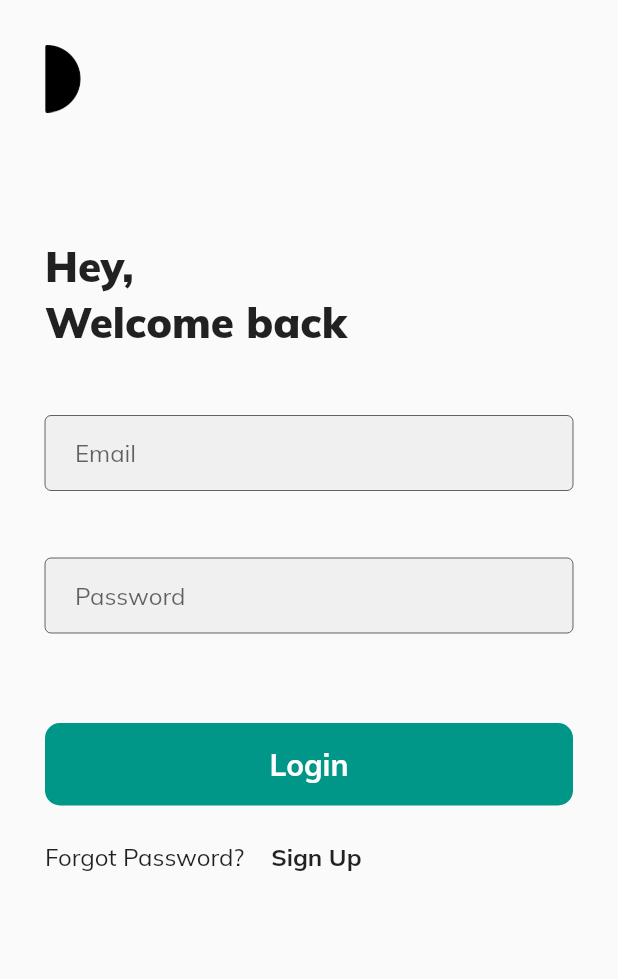
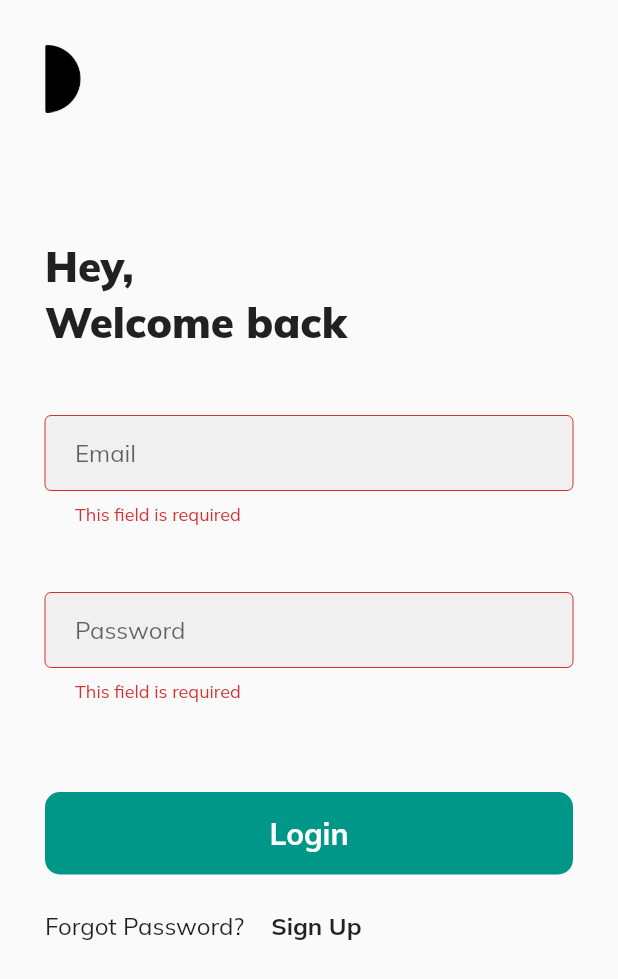
Before and after one commit to Saxxone/breeze_ride, a Flutter app: the screen it shows after launch, after a tap on "Login", on a phone screen of 412 x 824 dp. Shown: the top 979 px of the screen. Run offline on Flutter 3.47's test engine with Material 2 defaults, Android fonts, the phone set to English and light mode, and no system bars; our stand-ins replace barcode_widget, dio, flutter_svg, get; network calls fail.

Commit message:
error handling and validation for login.dart

```diff
--- a/lib/controllers/user_controller.dart
+++ b/lib/controllers/user_controller.dart
@@ -1,15 +1,24 @@
 import 'package:dio/dio.dart';
+import 'package:flutter/material.dart';
 import 'package:get/get.dart' as getx;
+import 'package:get/get_navigation/src/snackbar/snackbar.dart';
 
-
+import '../home.dart';
 
 class UserController extends getx.GetxController {
   Map user = {}.obs;
   var token = "".obs;
   var dio = Dio();
   var isLoading = false.obs;
+  var isError = false.obs;
+  var isValid = false.obs;
+  var errorMessage = "".obs;
 
-  login(data) async {
+  login(data, _formKey) async {
+    isError.value = false;
+    isValid.value = _formKey.currentState!.validate();
+
+    if (isValid.value) {
       isLoading.value = true;
       Response response;
       try {
@@ -19,18 +28,54 @@ class UserController extends getx.GetxController {
           options: Options(
             followRedirects: false,
             validateStatus: (status) {
-            return status! < 500;
+              return status! < 400;
             },
           ),
         );
         isLoading.value = false;
         if (response.statusCode == 201) {
           token.value = response.data['access_token'];
-        // getx.Get.to(() => Home());
+          getx.Get.to(() => Home());
+        }
+      } on DioError catch (e) {
+        isLoading.value = false;
+        isError.value = true;
+        if (e.response != null) {
+          errorMessage.value = e.response?.data['message'];
+          getx.Get.snackbar(
+            "An error occurred",
+              errorMessage.value,
+            backgroundColor: Colors.red,
+            colorText: Colors.white,
+            snackPosition: SnackPosition.BOTTOM,
+            borderRadius: 4,
+            barBlur: 0,
+          );
+
+        } else {
+          getx.Get.snackbar(
+            "An error occurred",
+            e.message,
+            backgroundColor: Colors.red,
+            colorText: Colors.white,
+            snackPosition: SnackPosition.BOTTOM,
+            borderRadius: 4,
+            barBlur: 0,
+          );
         }
       } catch (e) {
         isLoading.value = false;
-      print(e);
+        isError.value = true;
+        getx.Get.snackbar(
+          "An unknown error occurred",
+          'Reload and try again',
+          backgroundColor: Colors.red,
+          colorText: Colors.white,
+          snackPosition: SnackPosition.BOTTOM,
+          borderRadius: 4,
+          barBlur: 0,
+        );
+      }
     }
   }
 
--- a/lib/login.dart
+++ b/lib/login.dart
@@ -10,6 +10,13 @@ class Login extends StatelessWidget {
   final TextEditingController emailController = TextEditingController();
   final TextEditingController passwordController = TextEditingController();
 
+  void showErrorSnackBar(BuildContext context) {
+    const snackBar = SnackBar(
+      content: Text('Yay! A SnackBar!'),
+    );
+    ScaffoldMessenger.of(context).showSnackBar(snackBar);
+  }
+
   @override
   Widget build(BuildContext context) {
     //email field
@@ -18,7 +25,17 @@ class Login extends StatelessWidget {
       autofillHints: const [AutofillHints.email],
       controller: emailController,
       keyboardType: TextInputType.emailAddress,
-      // validator: () {},
+      validator: (value) {
+        if (value == null || value.isEmpty) {
+          return 'This field is required';
+        }
+        if (!RegExp(r'\S+@\S+\.\S\S+').hasMatch(value.toLowerCase())) {
+          return "Please enter a valid email address";
+        }
+
+        // the email is valid
+        return null;
+      },
       onSaved: (value) {
         emailController.text = value!;
       },
@@ -37,7 +54,15 @@ class Login extends StatelessWidget {
       autofillHints: const [AutofillHints.password],
       controller: passwordController,
       obscureText: true,
-      // validator: () {},
+      validator: (value) {
+        if (value == null || value.isEmpty) {
+          return 'This field is required';
+        }
+        if (value.length < 5 || value.isEmpty) {
+          return 'Invalid password';
+        }
+        return null;
+      },
       onSaved: (value) {
         passwordController.text = value!;
       },
@@ -107,25 +132,23 @@ class Login extends StatelessWidget {
                             .size
                             .width,
                         onPressed: () {
-                        print(userController.isLoading.value);
                           userController.login({
                             "email": emailController.text,
                             "password": passwordController.text,
-                        });
+                          }, _formKey);
                         },
-                      child: GetBuilder<UserController>(
-                        builder: (_) {
-                          if (userController.isLoading.value) {
-                            return const SizedBox(
+                        child: Obx(
+                              () =>
+                          userController.isLoading.value
+                              ? const SizedBox(
                             child: CircularProgressIndicator(
                               color: Colors.white,
                               strokeWidth: 3,
                             ),
                             height: 20,
                             width: 20,
-                            );
-                          } else {
-                            return const Text(
+                          )
+                              : const Text(
                             "Login",
                             textAlign: TextAlign.center,
                             style: TextStyle(
@@ -133,12 +156,8 @@ class Login extends StatelessWidget {
                                 fontWeight: FontWeight.bold,
                                 fontSize: 20,
                                 fontFamily: 'Mulish'),
-                            );
-                          }
-                        },
-                      )
                           ),
-                ),
+                        ))),
                 const SizedBox(
                   height: 24,
                 ),
@@ -167,7 +186,7 @@ class Login extends StatelessWidget {
                           ),
                         )),
                   ],
-                )
+                ),
               ],
             ),
           ),
--- a/lib/main.dart
+++ b/lib/main.dart
@@ -19,6 +19,7 @@ class MyApp extends StatelessWidget {
       DeviceOrientation.portraitDown,
     ]);
     return GetMaterialApp(
+      debugShowCheckedModeBanner: false,
       title: 'Breeze Ride',
       theme: ThemeData(
         fontFamily: 'Mulish',
```
Also changed, not shown: lib/controllers/schedule_controller.dart (+41 -1 lines), lib/schedule_trip.dart (+159 -177 lines). Lines whose indentation alone changed are shown as unchanged.
